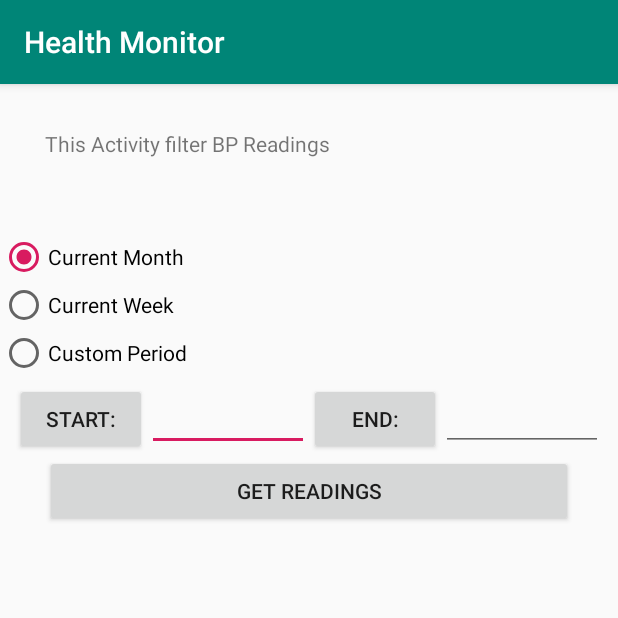
After one commit to AzarePuasa/HealthMonitor, an Android app: the FilterBPActivity screen opened directly, with no data from a screen before it, on a phone screen of 412 x 824 dp, the top half of it. The commit adds this screen. Run offline under Robolectric (Android 15) with nearby library versions, the phone set to English and light mode, and no system bars.

Commit message:
add filter activity.

```diff
--- a/app/src/main/AndroidManifest.xml
+++ b/app/src/main/AndroidManifest.xml
@@ -18,7 +18,8 @@
         </activity>
         <activity android:name=".ListBPReading" />
         <activity android:name=".DummyBPActivity" />
-        <activity android:name=".AddBPReading"></activity>
+        <activity android:name=".AddBPReading" />
+        <activity android:name=".FilterBPActivity"></activity>
     </application>
 
 </manifest>
--- /dev/null
+++ b/app/src/main/java/com/azare/app/healthmonitor/FilterBPActivity.java
@@ -0,0 +1,210 @@
+package com.azare.app.healthmonitor;
+
+
+import android.app.DatePickerDialog;
+import android.app.Dialog;
+import android.os.Bundle;
+import android.support.annotation.NonNull;
+import android.support.annotation.Nullable;
+import android.support.v4.app.DialogFragment;
+import android.support.v7.app.AppCompatActivity;
+import android.util.Log;
+import android.view.View;
+import android.widget.Button;
+import android.widget.CompoundButton;
+import android.widget.DatePicker;
+import android.widget.EditText;
+import android.widget.RadioButton;
+import android.widget.RadioGroup;
+import android.widget.Toast;
+
+import java.util.Calendar;
+
+public class FilterBPActivity extends AppCompatActivity {
+
+    Button btnStartDatePicker;
+    Button btnEndDatePicker;
+
+    EditText etCustomStartDate;
+    EditText etCustomEndDate;
+
+    private RadioGroup radioGroupFilter;
+    private RadioButton radioBtnMonth;
+    private RadioButton radioBtnWeek;
+    private RadioButton radioBtnCustom;
+
+    Button btnGetReadings;
+
+    private String LOGTAG = "Health Monitor";
+
+    @Override
+    protected void onCreate(Bundle savedInstanceState) {
+        super.onCreate(savedInstanceState);
+        setContentView(R.layout.filter_bp_activity);
+
+        btnStartDatePicker = (Button) findViewById(R.id.btnStartDatePicker);
+        btnEndDatePicker = (Button) findViewById(R.id.btnEndDatePicker);
+
+        etCustomStartDate = (EditText) findViewById(R.id.etCustomStartDate);
+        etCustomEndDate = (EditText) findViewById(R.id.etCustomEndDate);
+
+        btnStartDatePicker.setOnClickListener(btnStartDatePickerClicked);
+        btnEndDatePicker.setOnClickListener(btnEndDatePickerClicked);
+
+        radioGroupFilter = (RadioGroup) findViewById(R.id.radioGroup_filter);
+        radioBtnMonth = (RadioButton) findViewById(R.id.filterMth);
+        radioBtnWeek = (RadioButton) findViewById(R.id.filterWeek);
+        radioBtnCustom = (RadioButton) findViewById(R.id.filterCustom);
+
+        btnGetReadings = (Button) findViewById(R.id.getReadings);
+
+        btnGetReadings.setOnClickListener(btnGetReadingClicked);
+
+        // When radio button "Month" checked change.
+        radioBtnMonth.setOnCheckedChangeListener(radioBtnMonthChanged);
+
+        // When radio button "Week" checked change.
+       radioBtnWeek.setOnCheckedChangeListener(radioBtnWeekChanged);
+
+        // When radio button "Custom" checked change.
+       radioBtnCustom.setOnCheckedChangeListener(radioBtnCustomChanged);
+    }
+
+    private View.OnClickListener btnStartDatePickerClicked = new View.OnClickListener() {
+
+        @Override
+        public void onClick(View v) {
+            CustomStartDatePicker startDatePicker = new CustomStartDatePicker();
+            startDatePicker.show(getSupportFragmentManager(), "Start Date picker");
+        }
+    };
+
+    private View.OnClickListener btnEndDatePickerClicked = new View.OnClickListener() {
+
+        @Override
+        public void onClick(View v) {
+            CustomEndDatePicker endDatePicker = new CustomEndDatePicker();
+            endDatePicker.show(getSupportFragmentManager(), "End Date picker");
+
+        }
+    };
+
+    public static class CustomStartDatePicker extends DialogFragment
+            implements DatePickerDialog.OnDateSetListener {
+
+        @NonNull
+        @Override
+        public Dialog onCreateDialog(@Nullable Bundle savedInstanceState) {
+            final Calendar c = Calendar.getInstance();
+            int year = c.get(Calendar.YEAR);
+            int month = c.get(Calendar.MONTH);
+            int day = c.get(Calendar.DAY_OF_MONTH);
+
+            return new DatePickerDialog(getActivity(), this, year, month, day);
+        }
+
+        @Override
+        public void onDateSet(DatePicker view, int year, int month, int dayOfMonth) {
+            EditText etCustomStart = (EditText) getActivity().findViewById(R.id.etCustomStartDate);
+            etCustomStart.setText(dayOfMonth + "/" + month + "/" + year);
+        }
+    }
+
+    public static class CustomEndDatePicker extends DialogFragment
+            implements DatePickerDialog.OnDateSetListener {
+
+        @NonNull
+        @Override
+        public Dialog onCreateDialog(@Nullable Bundle savedInstanceState) {
+            final Calendar c = Calendar.getInstance();
+            int year = c.get(Calendar.YEAR);
+            int month = c.get(Calendar.MONTH);
+            int day = c.get(Calendar.DAY_OF_MONTH);
+
+            return new DatePickerDialog(getActivity(), this, year, month, day);
+        }
+
+        @Override
+        public void onDateSet(DatePicker view, int year, int month, int dayOfMonth) {
+            EditText etCustomEnd = (EditText) getActivity().findViewById(R.id.etCustomEndDate);
+            etCustomEnd.setText(dayOfMonth + "/" + month + "/" + year);
+        }
+    }
+
+    private View.OnClickListener btnGetReadingClicked = new View.OnClickListener() {
+
+        @Override
+        public void onClick(View v) {
+            doFilterBPReading();
+        }
+    };
+
+    // When radio button checked change.
+    private void doOnFilterOptionChanged(CompoundButton buttonView, boolean isChecked)  {
+        RadioButton radio =(RadioButton) buttonView;
+
+        Log.i(LOGTAG, "RadioButton "+ radio.getText()+" : "+ isChecked);
+    }
+
+    private RadioButton.OnCheckedChangeListener radioBtnMonthChanged = new RadioButton.OnCheckedChangeListener() {
+
+        @Override
+        public void onCheckedChanged(CompoundButton buttonView, boolean isChecked) {
+            doOnFilterOptionChanged(buttonView,isChecked);
+        }
+    };
+
+    private RadioButton.OnCheckedChangeListener radioBtnWeekChanged = new RadioButton.OnCheckedChangeListener() {
+
+        @Override
+        public void onCheckedChanged(CompoundButton buttonView, boolean isChecked) {
+            doOnFilterOptionChanged(buttonView,isChecked);
+        }
+    };
+
+    private RadioButton.OnCheckedChangeListener radioBtnCustomChanged = new RadioButton.OnCheckedChangeListener() {
+
+        @Override
+        public void onCheckedChanged(CompoundButton buttonView, boolean isChecked) {
+            doOnFilterOptionChanged(buttonView,isChecked);
+        }
+    };
+
+
+    // When button "Save" clicked.
+    private void doFilterBPReading()  {
+
+        //get which radio button is selected.
+        int filter = this.radioGroupFilter.getCheckedRadioButtonId();
+
+        //if custom is selected, need to verify
+
+        RadioButton radioButtonFilter = (RadioButton) this.findViewById(filter);
+
+        String message ="Filter: "+ radioButtonFilter.getText();
+
+        Log.i(LOGTAG, message);
+
+        Toast.makeText(this,message,Toast.LENGTH_LONG).show();
+
+        if(radioButtonFilter.getText().equals(getResources().getString(R.string.filterMonth)))
+        {
+            //End date: current date
+
+            //Start date: current date - 1 Month
+        } else if (radioButtonFilter.getText().equals(getResources().getString(R.string.filterWeek))) {
+            //End date: current date
+
+            //Start date: current date - 7 days
+        } else if (radioButtonFilter.getText().equals(getResources().getString(R.string.filterCustom))) {
+            //End date: text field
+
+            //Start date: text field
+        }
+
+
+
+
+    }
+
+}
--- /dev/null
+++ b/app/src/main/res/layout/filter_bp_activity.xml
@@ -0,0 +1,112 @@
+<?xml version="1.0" encoding="utf-8"?>
+<RelativeLayout
+    xmlns:android="http://schemas.android.com/apk/res/android"
+    xmlns:app="http://schemas.android.com/apk/res-auto"
+    xmlns:tools="http://schemas.android.com/tools"
+    android:layout_width="match_parent"
+    android:layout_height="match_parent"
+    tools:context=".FilterBPActivity"
+    android:orientation="vertical">
+
+    <TextView
+        android:id="@+id/tvIntro"
+        android:layout_width="wrap_content"
+        android:layout_height="wrap_content"
+        android:layout_margin="30dp"
+        android:text="@string/filterbpinfo" />
+
+    <RadioGroup
+        android:layout_width="match_parent"
+        android:layout_height="100dp"
+        android:layout_below="@+id/tvIntro"
+        android:layout_alignParentLeft="true"
+        android:layout_alignParentStart="true"
+        android:layout_marginTop="20dp"
+        android:id="@+id/radioGroup_filter">
+
+        <RadioButton
+            android:layout_width="wrap_content"
+            android:layout_height="wrap_content"
+            android:text="@string/filterMonth"
+            android:id="@+id/filterMth"
+            android:checked="true" />
+
+        <RadioButton
+            android:layout_width="wrap_content"
+            android:layout_height="wrap_content"
+            android:text="@string/filterWeek"
+            android:id="@+id/filterWeek"
+            android:checked="false" />
+
+        <RadioButton
+            android:layout_width="wrap_content"
+            android:layout_height="wrap_content"
+            android:text="@string/filterCustom"
+            android:id="@+id/filterCustom"
+            android:checked="false" />
+    </RadioGroup>
+
+    <LinearLayout
+        android:id="@+id/customDate"
+        android:layout_width="match_parent"
+        android:layout_height="wrap_content"
+        android:layout_below="@+id/radioGroup_filter"
+        android:orientation="horizontal"
+        android:baselineAligned="false"
+        android:layout_marginLeft="10dp"
+        android:layout_marginRight="10dp">
+
+        <LinearLayout
+            android:layout_width="wrap_content"
+            android:layout_height="wrap_content"
+            android:orientation="horizontal"
+            android:layout_weight="1">
+
+            <Button
+                android:layout_width="wrap_content"
+                android:layout_height="wrap_content"
+                android:text="@string/customstartdatelbl"
+                android:id="@+id/btnStartDatePicker"/>
+
+            <EditText
+                android:id="@+id/etCustomStartDate"
+                android:layout_width="wrap_content"
+                android:layout_height="wrap_content"
+                android:inputType="date"
+                android:ems="10"/>
+        </LinearLayout>
+
+        <LinearLayout
+            android:layout_width="wrap_content"
+            android:layout_height="wrap_content"
+            android:orientation="horizontal"
+            android:layout_weight="1">
+
+            <Button
+                android:layout_width="wrap_content"
+                android:layout_height="wrap_content"
+                android:text="@string/customenddatelbl"
+                android:id="@+id/btnEndDatePicker"/>
+
+            <EditText
+                android:id="@+id/etCustomEndDate"
+                android:layout_width="wrap_content"
+                android:layout_height="wrap_content"
+                android:inputType="date"
+                android:ems="10"/>
+        </LinearLayout>
+
+
+    </LinearLayout>
+
+
+    <Button
+        android:layout_width="match_parent"
+        android:layout_height="wrap_content"
+        android:layout_marginLeft="30dp"
+        android:layout_marginRight="30dp"
+        android:layout_below="@+id/customDate"
+        android:text="@string/customfilterbtn"
+        android:id="@+id/getReadings"/>
+
+</RelativeLayout>
--- a/app/src/main/res/values/strings.xml
+++ b/app/src/main/res/values/strings.xml
@@ -24,4 +24,12 @@
     <string name="submitbtnlbl">Submit</string>
     <string name="systolichint">120</string>
     <string name="diastolichint">80</string>
+    <string name="filterBPReading">Filter BP Reading</string>
+    <string name="filterbpinfo">This Activity filter BP Readings</string>
+    <string name="filterMonth">Current Month</string>
+    <string name="filterWeek">Current Week</string>
+    <string name="filterCustom">Custom Period</string>
+    <string name="customstartdatelbl">Start:</string>
+    <string name="customenddatelbl">End:</string>
+    <string name="customfilterbtn">Get Readings</string>
 </resources>
```
Also changed, not shown: app/src/main/java/com/azare/app/healthmonitor/ListBPReading.java (+35 -9 lines), app/src/main/res/layout/activity_list_bpreading.xml (+18 -1 lines).
